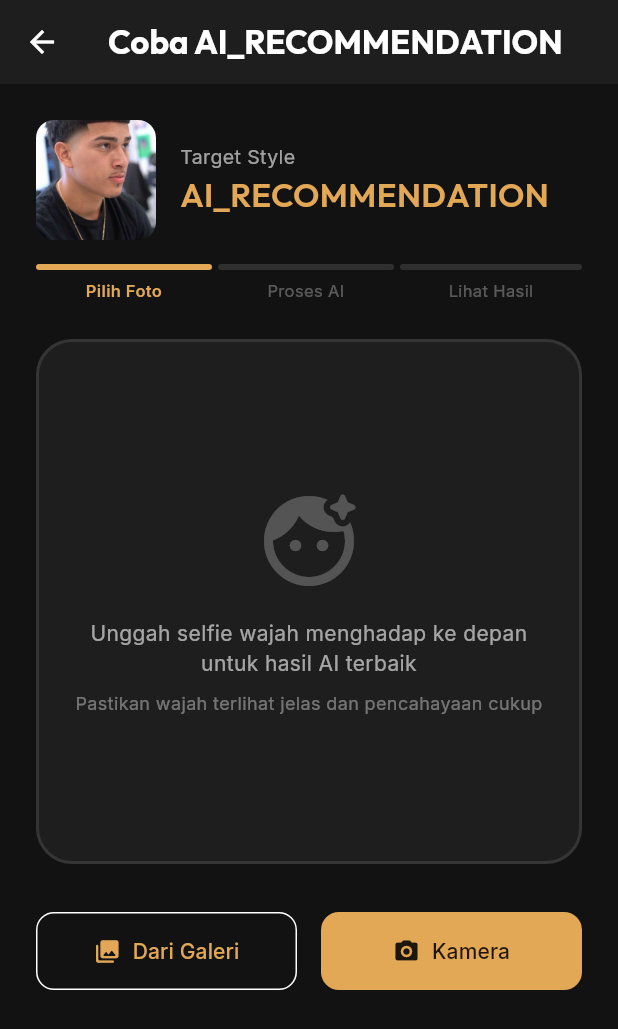
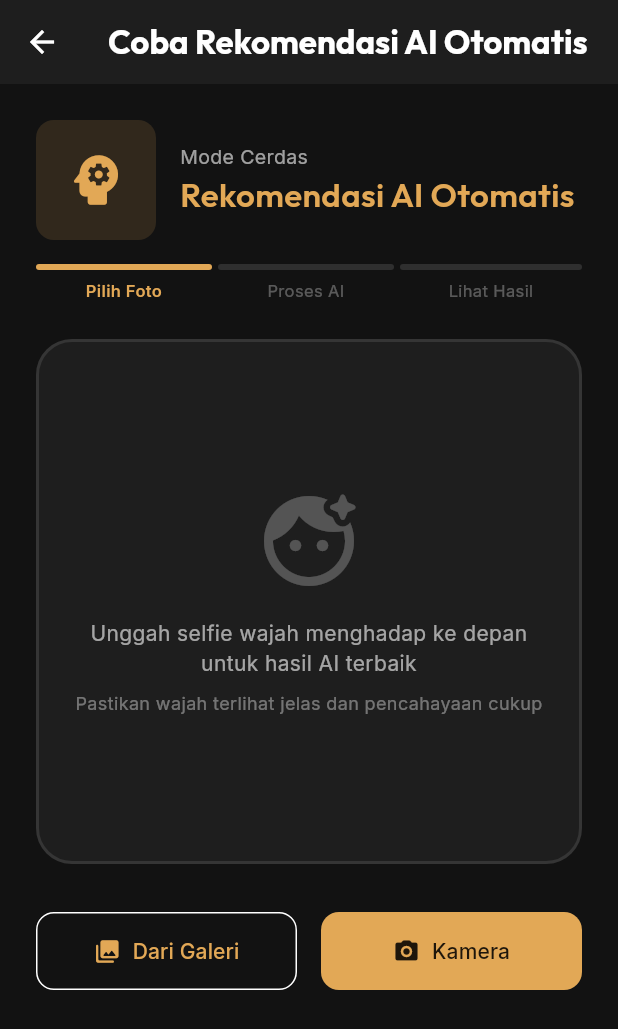
Before and after one commit to GiliantChandra/KapalLawd, a Flutter app: the screen it shows once a user with an empty profile is signed in, after a tap on "Rekomendasi AI", on a phone screen of 412 x 824 dp. Shown: the top 1029 px of the screen. Run offline on Flutter 3.47's test engine with Material 3 defaults, Android fonts, the phone set to English and light mode, and no system bars; our stand-ins replace cloud_firestore, firebase_auth, firebase_core, firebase_storage, google_fonts, image_picker and 1 more; accounts and stored records are empty.

Commit message:
update info catalog dan ai recom page

```diff
--- a/app/lib/pages/capture_page.dart
+++ b/app/lib/pages/capture_page.dart
@@ -226,11 +226,15 @@ class _CapturePageState extends State<CapturePage> {
 
   @override
   Widget build(BuildContext context) {
+    // [IMK: Aesthetic & Minimalist] — Rapikan nama tampilan tanpa mengubah data server
+    final bool isAiMode = widget.styleName == 'AI_RECOMMENDATION';
+    final String displayStyleName = isAiMode ? 'Rekomendasi AI Otomatis' : widget.styleName;
+
     return Scaffold(
       appBar: AppBar(
         // [IMK: Consistency] — Judul halaman dalam Bahasa Indonesia
         title: Text(
-          'Coba ${widget.styleName}',
+          'Coba $displayStyleName',
           style: GoogleFonts.outfit(fontWeight: FontWeight.bold),
         ),
       ),
@@ -243,12 +247,23 @@ class _CapturePageState extends State<CapturePage> {
               children: [
                 ClipRRect(
                   borderRadius: BorderRadius.circular(12),
-                  child: Image.asset(
-                    widget.catalogImagePath,
-                    height: 80,
-                    width: 80,
-                    fit: BoxFit.cover,
-                  ),
+                  child: isAiMode
+                    ? Container(
+                        height: 80,
+                        width: 80,
+                        color: Theme.of(context).colorScheme.primary.withOpacity(0.15),
+                        child: Icon(
+                          Icons.psychology_rounded,
+                          size: 44,
+                          color: Theme.of(context).colorScheme.primary,
+                        ),
+                      )
+                    : Image.asset(
+                        widget.catalogImagePath,
+                        height: 80,
+                        width: 80,
+                        fit: BoxFit.cover,
+                      ),
                 ),
                 const SizedBox(width: 16),
                 Expanded(
@@ -256,11 +271,11 @@ class _CapturePageState extends State<CapturePage> {
                     crossAxisAlignment: CrossAxisAlignment.start,
                     children: [
                       Text(
-                        'Target Style',
-                        style: TextStyle(color: Colors.white60, fontSize: 13),
+                        isAiMode ? 'Mode Cerdas' : 'Target Style',
+                        style: const TextStyle(color: Colors.white60, fontSize: 13),
                       ),
                       Text(
-                        widget.styleName,
+                        displayStyleName,
                         style: GoogleFonts.outfit(
                           fontSize: 22,
                           fontWeight: FontWeight.w600,
```
Also changed, not shown: app/lib/pages/catalog_page.dart (+52 -3 lines).
